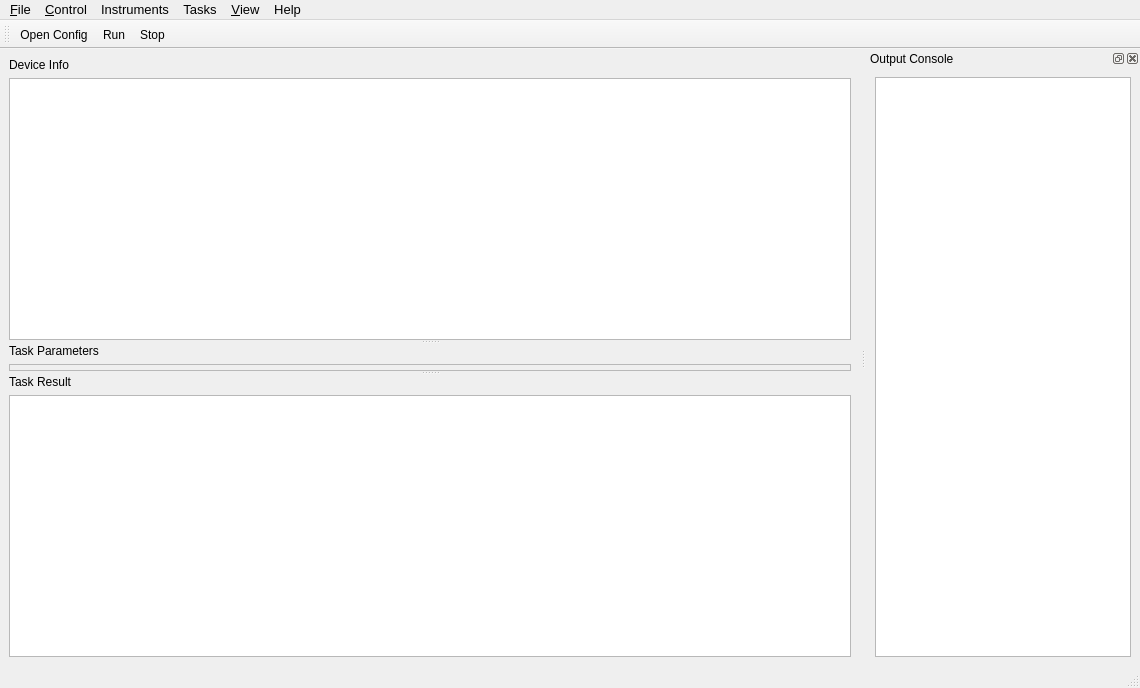
This is rgagui/ui/taskmain.ui in thinkSRS/srsgui as Qt 5 draws it before an edit. The edited form follows.
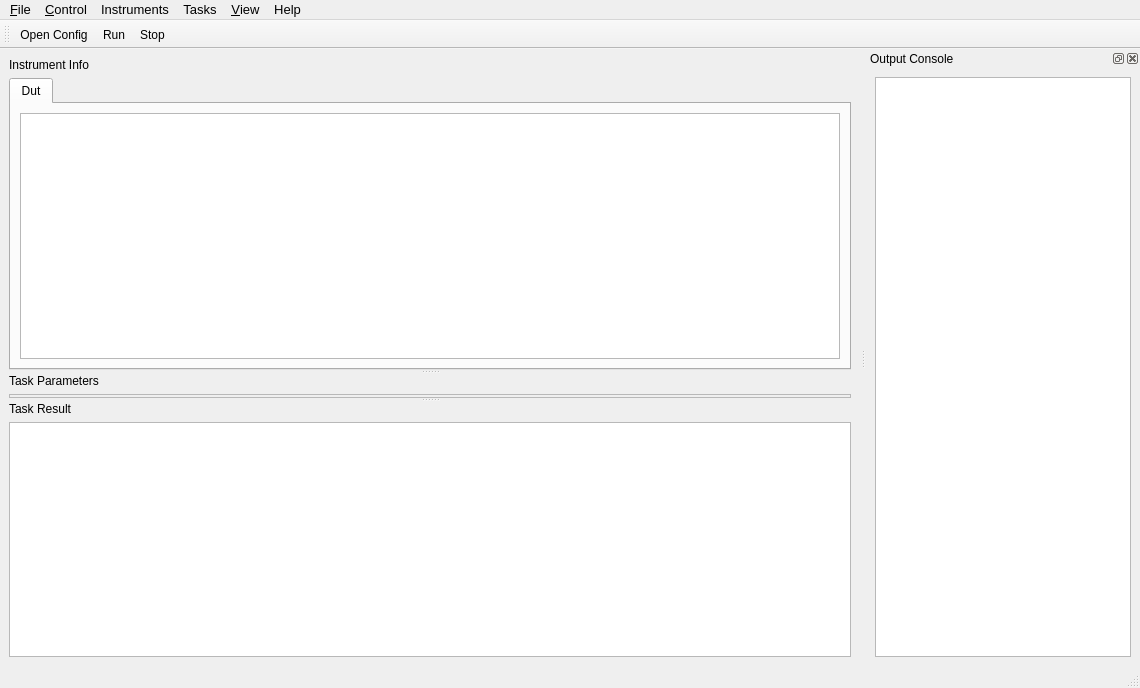
This is the edited form. Icons and pictures are not drawn.

Commit message: Add QTabWidget for deviceInfo

Diff of the .ui file:
```diff
--- a/rgagui/ui/taskmain.ui
+++ b/rgagui/ui/taskmain.ui
@@ -29,15 +29,29 @@
          <item>
           <widget class="QLabel" name="label_2">
            <property name="text">
-            <string>Device Info</string>
-           </property>
-           <property name="buddy">
-            <cstring>deviceInfo</cstring>
+            <string>Instrument Info</string>
            </property>
           </widget>
          </item>
          <item>
-          <widget class="QTextBrowser" name="deviceInfo"/>
+          <widget class="QTabWidget" name="deviceInfoTabWidget">
+           <property name="tabPosition">
+            <enum>QTabWidget::North</enum>
+           </property>
+           <property name="currentIndex">
+            <number>0</number>
+           </property>
+           <widget class="QWidget" name="tab">
+            <attribute name="title">
+             <string>Dut</string>
+            </attribute>
+            <layout class="QHBoxLayout" name="horizontalLayout_3">
+             <item>
+              <widget class="QTextBrowser" name="deviceInfo"/>
+             </item>
+            </layout>
+           </widget>
+          </widget>
          </item>
         </layout>
        </widget>
```
Left out of the diff: 2 changed lines with no effect on the pictures. The commit also changes 4 other files.
